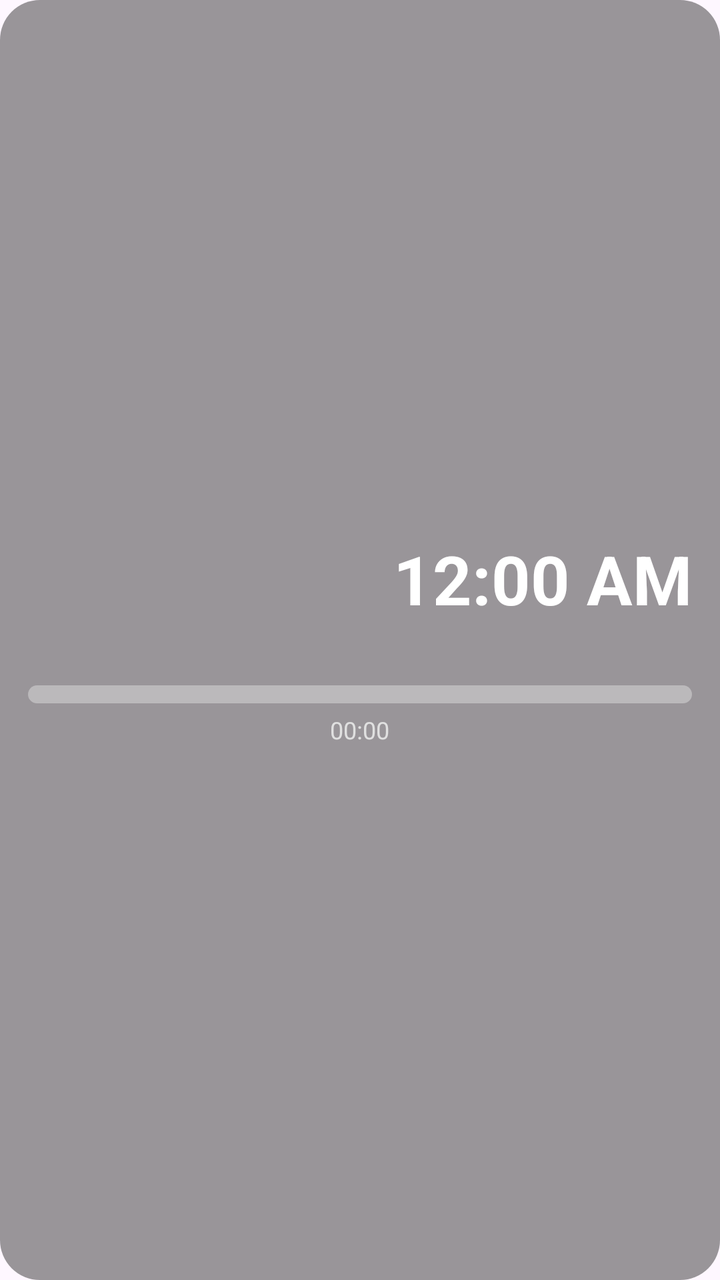
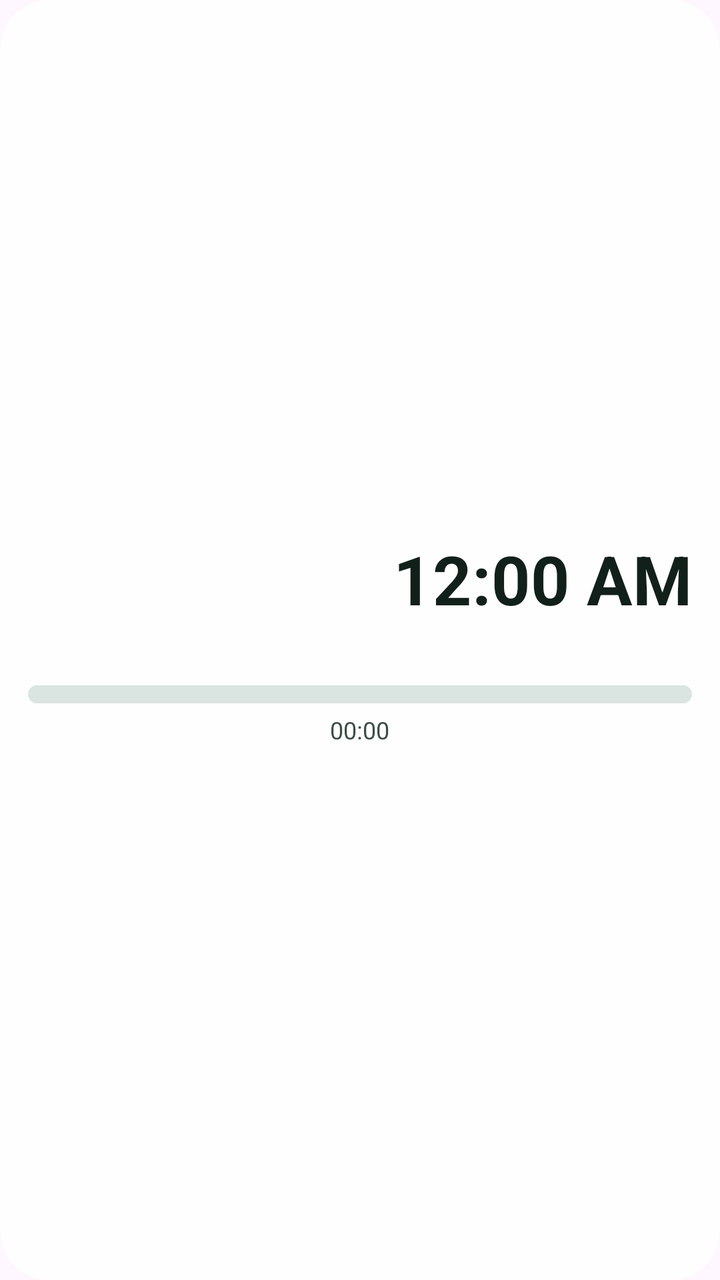

The first picture is an Android layout as it rendered before a commit; the second is the same layout after the commit. The layout source and the unified diff follow.
<!-- AndroidManifest.xml: application theme Theme.GtSalat -->
<!-- res/layout/widget_progress_classic.xml -->
<?xml version="1.0" encoding="utf-8"?>
<LinearLayout xmlns:android="http://schemas.android.com/apk/res/android"
    android:id="@+id/widget_root"
    android:layout_width="match_parent"
    android:layout_height="match_parent"
    android:orientation="vertical"
    android:layoutDirection="rtl"
    android:background="@drawable/widget_bg_scrim"
    android:gravity="center_vertical"
    android:paddingHorizontal="14dp"
    android:paddingVertical="12dp">

    <LinearLayout
        android:layout_width="match_parent"
        android:layout_height="wrap_content"
        android:orientation="horizontal"
        android:gravity="center_vertical">

        <TextClock
            android:id="@+id/widget_clock"
            android:layout_width="wrap_content"
            android:layout_height="wrap_content"
            android:format24Hour="HH:mm"
            android:format12Hour="hh:mm a"
            android:maxLines="1"
            android:textColor="#FFFFFFFF"
            android:textSize="34sp"
            android:textStyle="bold" />

        <LinearLayout
            android:layout_width="0dp"
            android:layout_height="wrap_content"
            android:layout_weight="1"
            android:orientation="vertical"
            android:gravity="end">

            <TextView
                android:id="@+id/widget_hijri"
                android:layout_width="wrap_content"
                android:layout_height="wrap_content"
                android:maxLines="1"
                android:ellipsize="end"
                android:textColor="#E0E0E0"
                android:textSize="11sp" />

            <TextView
                android:id="@+id/widget_gregorian"
                android:layout_width="wrap_content"
                android:layout_height="wrap_content"
                android:maxLines="1"
                android:ellipsize="end"
                android:textColor="#E0E0E0"
                android:textSize="11sp" />
        </LinearLayout>
    </LinearLayout>

    <LinearLayout
        android:layout_width="match_parent"
        android:layout_height="wrap_content"
        android:orientation="horizontal"
        android:gravity="center_vertical"
        android:layout_marginTop="7dp">

        <TextView
            android:id="@+id/widget_prev"
            android:layout_width="wrap_content"
            android:layout_height="wrap_content"
            android:maxLines="1"
            android:textColor="#E0E0E0"
            android:textSize="13sp" />

        <TextView
            android:id="@+id/widget_next"
            android:layout_width="0dp"
            android:layout_height="wrap_content"
            android:layout_weight="1"
            android:gravity="end"
            android:maxLines="1"
            android:textColor="#F0CE7A"
            android:textSize="13sp"
            android:textStyle="bold" />
    </LinearLayout>

    <ProgressBar
        android:id="@+id/widget_progress"
        style="?android:attr/progressBarStyleHorizontal"
        android:layout_width="match_parent"
        android:layout_height="9dp"
        android:layout_marginTop="6dp"
        android:max="1000"
        android:progressDrawable="@drawable/widget_progress_track" />

    <Chronometer
        android:id="@+id/widget_remaining"
        android:layout_width="wrap_content"
        android:layout_height="wrap_content"
        android:layout_gravity="center_horizontal"
        android:layout_marginTop="5dp"
        android:textColor="#E0E0E0"
        android:textSize="12sp" />
</LinearLayout>
<!-- resources referenced by this layout -->
<resources>
  <!-- drawable widget_bg_scrim (drawable) -->
  <?xml version="1.0" encoding="utf-8"?>
  <shape xmlns:android="http://schemas.android.com/apk/res/android" android:shape="rectangle">
      <solid android:color="#66000000" />
      <corners android:radius="20dp" />
  </shape>
  <!-- drawable widget_progress_track (drawable) -->
  <?xml version="1.0" encoding="utf-8"?>
  <layer-list xmlns:android="http://schemas.android.com/apk/res/android">
      <item android:id="@android:id/background">
          <shape android:shape="rectangle">
              <solid android:color="#55FFFFFF" />
              <corners android:radius="5dp" />
          </shape>
      </item>
      <item android:id="@android:id/progress">
          <clip>
              <shape android:shape="rectangle">
                  <solid android:color="#F0CE7A" />
                  <corners android:radius="5dp" />
              </shape>
          </clip>
      </item>
  </layer-list>
  <style name="Theme.GtSalat" parent="Theme.Material3.DayNight.NoActionBar">
          <item name="android:statusBarColor">@android:color/transparent</item>
      </style>
</resources>

<!-- the commit's change to res/layout/widget_progress_classic.xml (unified diff, before → after) -->
@@ -23,7 +23,7 @@
             android:format24Hour="HH:mm"
             android:format12Hour="hh:mm a"
             android:maxLines="1"
-            android:textColor="#FFFFFFFF"
+            android:textColor="@color/widget_text"
             android:textSize="34sp"
             android:textStyle="bold" />
 
@@ -40,7 +40,7 @@
                 android:layout_height="wrap_content"
                 android:maxLines="1"
                 android:ellipsize="end"
-                android:textColor="#E0E0E0"
+                android:textColor="@color/widget_muted"
                 android:textSize="11sp" />
 
             <TextView
@@ -49,7 +49,7 @@
                 android:layout_height="wrap_content"
                 android:maxLines="1"
                 android:ellipsize="end"
-                android:textColor="#E0E0E0"
+                android:textColor="@color/widget_muted"
                 android:textSize="11sp" />
         </LinearLayout>
     </LinearLayout>
@@ -66,7 +66,7 @@
             android:layout_width="wrap_content"
             android:layout_height="wrap_content"
             android:maxLines="1"
-            android:textColor="#E0E0E0"
+            android:textColor="@color/widget_muted"
             android:textSize="13sp" />
 
         <TextView
@@ -76,7 +76,7 @@
             android:layout_weight="1"
             android:gravity="end"
             android:maxLines="1"
-            android:textColor="#F0CE7A"
+            android:textColor="@color/widget_gold"
             android:textSize="13sp"
             android:textStyle="bold" />
     </LinearLayout>
@@ -96,6 +96,6 @@
         android:layout_height="wrap_content"
         android:layout_gravity="center_horizontal"
         android:layout_marginTop="5dp"
-        android:textColor="#E0E0E0"
+        android:textColor="@color/widget_muted"
         android:textSize="12sp" />
 </LinearLayout>
<!-- resource entries referenced after the edit -->
@@ -1,24 +1,28 @@
 <!-- resources referenced by this layout -->
 <resources>
+  <color name="widget_gold">#FF6F5200</color>
+  <color name="widget_muted">#FF3C4E44</color>
+  <color name="widget_text">#FF12201A</color>
   <!-- drawable widget_bg_scrim (drawable) -->
   <?xml version="1.0" encoding="utf-8"?>
   <shape xmlns:android="http://schemas.android.com/apk/res/android" android:shape="rectangle">
-      <solid android:color="#66000000" />
-      <corners android:radius="20dp" />
+      <solid android:color="@color/widget_glass" />
+      <stroke android:width="1dp" android:color="@color/widget_edge" />
+      <corners android:radius="24dp" />
   </shape>
   <!-- drawable widget_progress_track (drawable) -->
   <?xml version="1.0" encoding="utf-8"?>
   <layer-list xmlns:android="http://schemas.android.com/apk/res/android">
       <item android:id="@android:id/background">
           <shape android:shape="rectangle">
-              <solid android:color="#55FFFFFF" />
+              <solid android:color="@color/widget_track" />
               <corners android:radius="5dp" />
           </shape>
       </item>
       <item android:id="@android:id/progress">
           <clip>
               <shape android:shape="rectangle">
-                  <solid android:color="#F0CE7A" />
+                  <solid android:color="@color/widget_accent" />
                   <corners android:radius="5dp" />
               </shape>
           </clip>
@@ -27,5 +31,9 @@
   <style name="Theme.GtSalat" parent="Theme.Material3.DayNight.NoActionBar">
           <item name="android:statusBarColor">@android:color/transparent</item>
       </style>
+  <color name="widget_glass">#D9FFFFFF</color>
+  <color name="widget_edge">#BFFFFFFF</color>
+  <color name="widget_track">#260B5039</color>
+  <color name="widget_accent">#FF0B5039</color>
 </resources>
 
